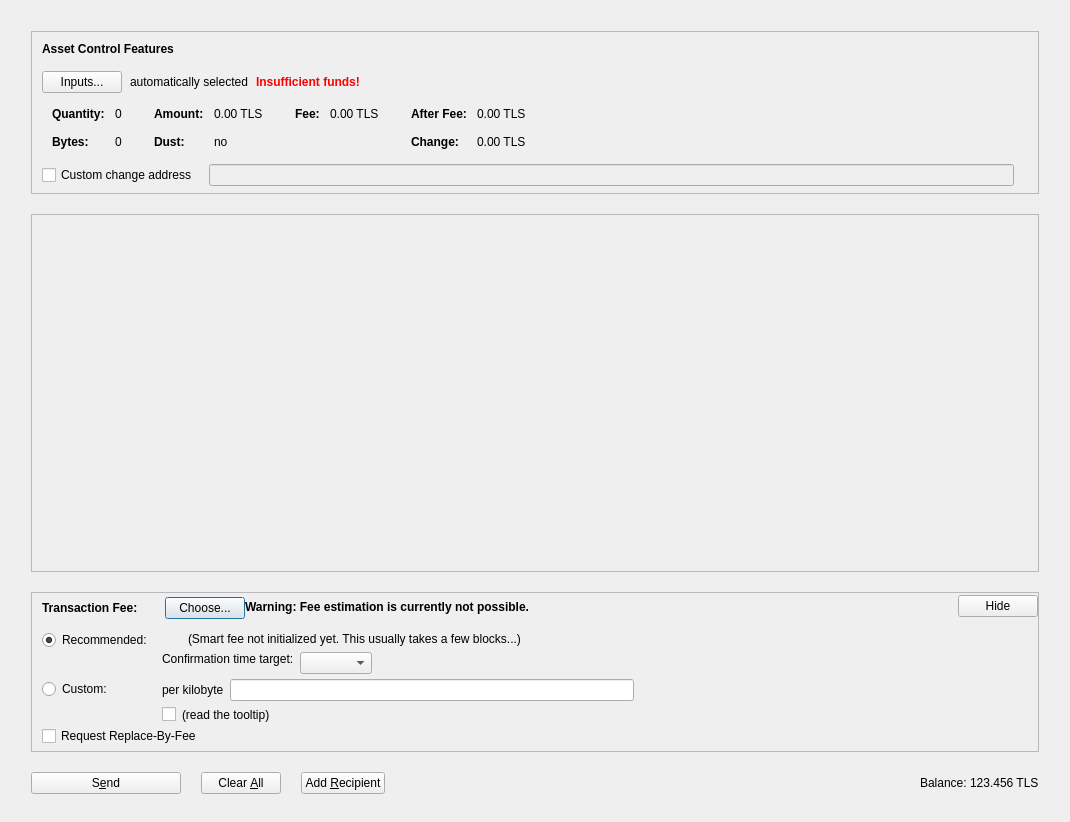
zachchan105/slimecoin, file src/qt/forms/assetsdialog.ui: the form before one commit.
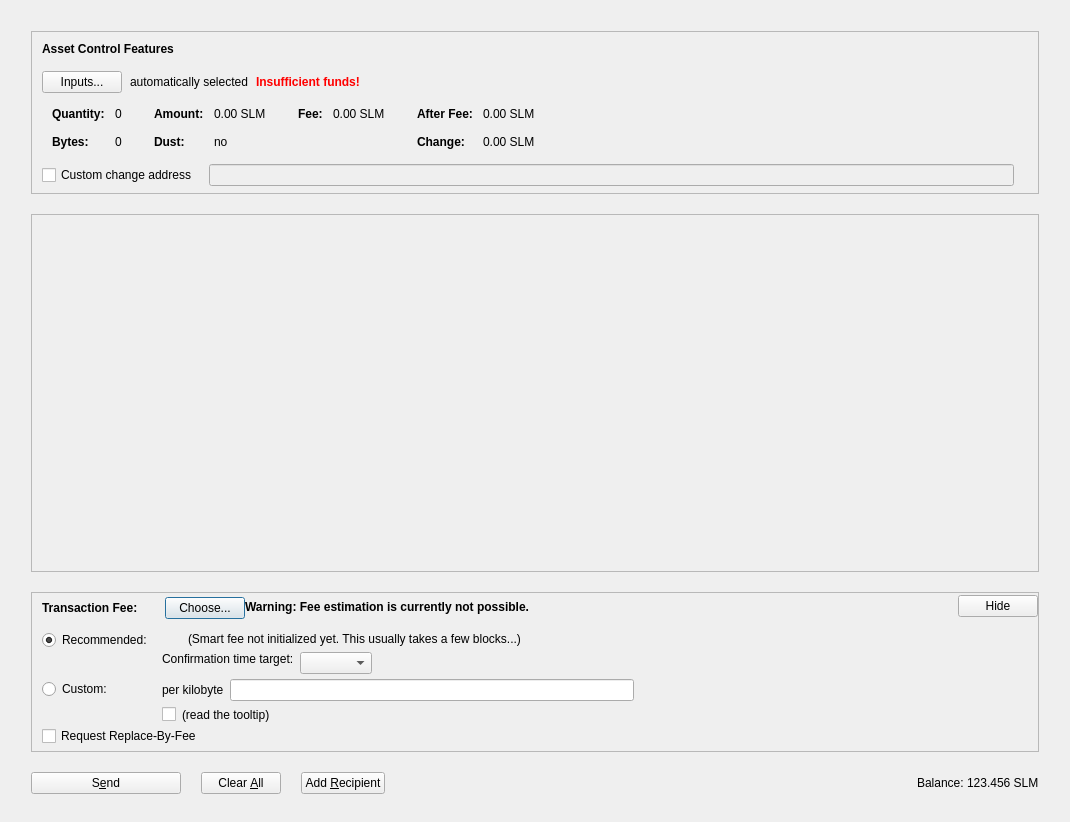
The form after the commit. Icons and pictures are not drawn. Custom widgets are drawn as their Qt base class.

The edit to the form file:
```diff
--- a/src/qt/forms/assetsdialog.ui
+++ b/src/qt/forms/assetsdialog.ui
@@ -341,7 +341,7 @@
                     <enum>Qt::ActionsContextMenu</enum>
                    </property>
                    <property name="text">
-                    <string notr="true">0.00 TLS</string>
+                    <string notr="true">0.00 SLM</string>
                    </property>
                    <property name="textInteractionFlags">
                     <set>Qt::LinksAccessibleByMouse|Qt::TextSelectableByKeyboard|Qt::TextSelectableByMouse</set>
@@ -421,7 +421,7 @@
                     <enum>Qt::ActionsContextMenu</enum>
                    </property>
                    <property name="text">
-                    <string notr="true">0.00 TLS</string>
+                    <string notr="true">0.00 SLM</string>
                    </property>
                    <property name="textInteractionFlags">
                     <set>Qt::LinksAccessibleByMouse|Qt::TextSelectableByKeyboard|Qt::TextSelectableByMouse</set>
@@ -472,7 +472,7 @@
                     <enum>Qt::ActionsContextMenu</enum>
                    </property>
                    <property name="text">
-                    <string notr="true">0.00 TLS</string>
+                    <string notr="true">0.00 SLM</string>
                    </property>
                    <property name="textInteractionFlags">
                     <set>Qt::LinksAccessibleByMouse|Qt::TextSelectableByKeyboard|Qt::TextSelectableByMouse</set>
@@ -501,7 +501,7 @@
                     <enum>Qt::ActionsContextMenu</enum>
                    </property>
                    <property name="text">
-                    <string notr="true">0.00 TLS</string>
+                    <string notr="true">0.00 SLM</string>
                    </property>
                    <property name="textInteractionFlags">
                     <set>Qt::LinksAccessibleByMouse|Qt::TextSelectableByKeyboard|Qt::TextSelectableByMouse</set>
@@ -1267,7 +1267,7 @@
             <cursorShape>IBeamCursor</cursorShape>
            </property>
            <property name="text">
-            <string notr="true">123.456 TLS</string>
+            <string notr="true">123.456 SLM</string>
            </property>
            <property name="textInteractionFlags">
             <set>Qt::LinksAccessibleByMouse|Qt::TextSelectableByKeyboard|Qt::TextSelectableByMouse</set>
```
Left out of the diff: 18 changed lines with no effect on the pictures.
